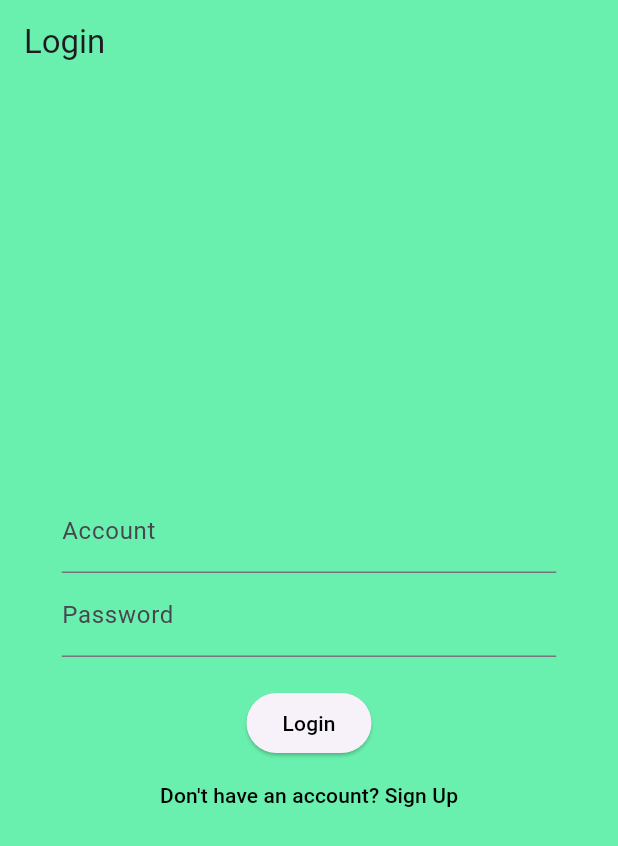
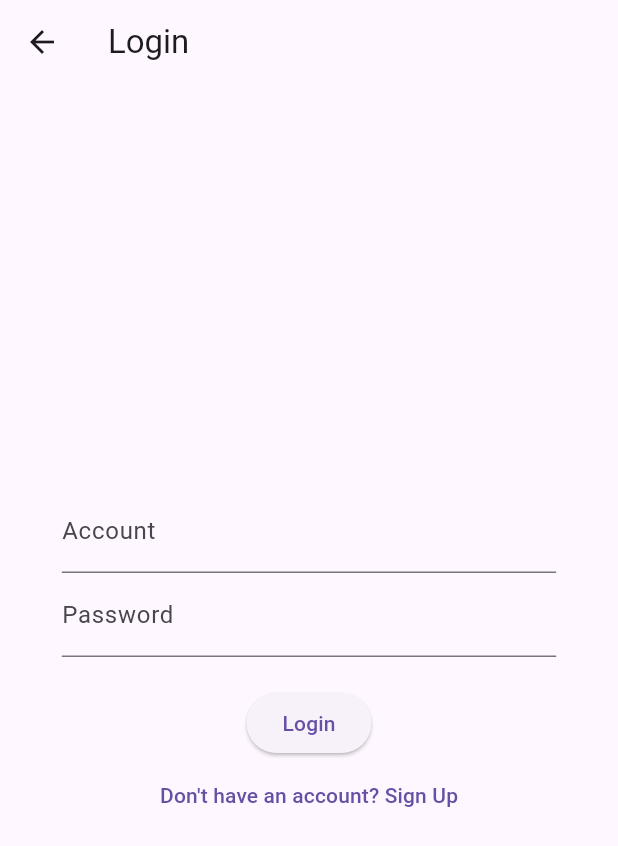
Before and after one commit to BassemWael/flutter-intern, a Flutter app: the LoginScreen screen opened by its route, on a phone screen of 412 x 824 dp. Shown: the top 846 px of the screen. Run offline on Flutter 3.47's test engine with Material 3 defaults, Android fonts, the phone set to English and light mode, and no system bars; our stand-ins replace cloud_firestore, file_picker, firebase_auth, firebase_core, firebase_crashlytics, firebase_storage and 3 more; missing offline and left inert: image_network; accounts and stored records are empty.

Commit message:
theming done

```diff
--- /dev/null
+++ b/project/lib/Classes/theme.dart
@@ -0,0 +1,29 @@
+import 'package:flutter/material.dart';
+import 'package:hive/hive.dart';
+
+class ThemeProvider with ChangeNotifier {
+  static const String _themeKey = 'theme';
+  Box _box;
+  ThemeData _themeData;
+
+  ThemeProvider(this._box)
+      : _themeData = _box.get(_themeKey, defaultValue: false) ? ThemeData.dark() : ThemeData.light();
+
+  ThemeData get themeData => _themeData;
+
+  bool get isDarkMode => _themeData.brightness == Brightness.dark;
+
+  void setTheme(ThemeData themeData) {
+    _themeData = themeData;
+    _box.put(_themeKey, _themeData.brightness == Brightness.dark);
+    notifyListeners();
+  }
+
+  void toggleTheme() {
+    if (_themeData.brightness == Brightness.dark) {
+      setTheme(ThemeData.light());
+    } else {
+      setTheme(ThemeData.dark());
+    }
+  }
+}
--- a/project/lib/Screens/login.dart
+++ b/project/lib/Screens/login.dart
@@ -3,7 +3,6 @@ import 'package:project/Classes/firebase-auth.dart';
 import 'package:project/Screens/profile.dart';
 import 'package:project/Screens/signup.dart';
 import 'package:provider/provider.dart';
-
 
 class LoginScreen extends StatefulWidget {
   const LoginScreen({super.key});
@@ -34,7 +33,9 @@ class _LoginScreenState extends State<LoginScreen> {
     if (user != null) {
       Navigator.pushReplacement(
         context,
-        MaterialPageRoute(builder: (context) => ProfilePage(email: _accountController.text)),
+        MaterialPageRoute(
+          builder: (context) => ProfilePage(email: _accountController.text),
+        ),
       );
     } else {
       ScaffoldMessenger.of(context).showSnackBar(
@@ -43,15 +44,13 @@ class _LoginScreenState extends State<LoginScreen> {
     }
   }
 
+  @override
   Widget build(BuildContext context) {
     final screenWidth = MediaQuery.of(context).size.width;
     final inputWidth = screenWidth * 0.8;
     return Scaffold(
-      backgroundColor: Colors.greenAccent,
       appBar: AppBar(
         title: const Text('Login'),
-        automaticallyImplyLeading: false,
-        backgroundColor: Colors.greenAccent,
       ),
       body: Padding(
         padding: const EdgeInsets.all(16.0),
@@ -77,19 +76,13 @@ class _LoginScreenState extends State<LoginScreen> {
               const SizedBox(height: 20),
               ElevatedButton(
                 onPressed: _login,
-                child: const Text(
-                  'Login',
-                  style: TextStyle(color: Colors.black),
-                ),
+                child: const Text('Login'),
               ),
               TextButton(
                 onPressed: () {
                   Navigator.pushNamed(context, SignUpScreen.routename);
                 },
-                child: const Text(
-                  'Don\'t have an account? Sign Up',
-                  style: TextStyle(color: Colors.black),
-                ),
+                child: const Text('Don\'t have an account? Sign Up'),
               ),
             ],
           ),
--- a/project/lib/Screens/update.dart
+++ b/project/lib/Screens/update.dart
@@ -1,6 +1,7 @@
 import 'package:flutter/material.dart';
 import 'package:firebase_auth/firebase_auth.dart';
 import 'package:project/Classes/firestore.dart';
+import 'package:project/Classes/theme.dart';
 import 'package:provider/provider.dart';
 
 class UpdateProfileScreen extends StatefulWidget {
@@ -69,6 +70,8 @@ class _UpdateProfileScreenState extends State<UpdateProfileScreen> {
 
   @override
   Widget build(BuildContext context) {
+    return Consumer<ThemeProvider>(
+      builder: (context, themeProvider, child) {
         return Scaffold(
           appBar: AppBar(title: const Text('Update Profile')),
           body: Padding(
@@ -98,5 +101,7 @@ class _UpdateProfileScreenState extends State<UpdateProfileScreen> {
             ),
           ),
         );
+      },
+    );
   }
 }
--- a/project/pubspec.yaml
+++ b/project/pubspec.yaml
@@ -44,6 +44,8 @@ dependencies:
   firebase_crashlytics:
   file_picker: ^8.0.6
   image_network: ^2.5.6
+  hive:
+  hive_flutter:
 dev_dependencies:
   flutter_test:
     sdk: flutter
```
Also changed, not shown: project/lib/Screens/homescreen.dart (+25 -18 lines), project/lib/Screens/signup.dart (+6 -4 lines), project/lib/main.dart (+21 -8 lines), project/lib/utils/themes.dart (added, +48 -0 lines), project/pubspec.lock, 1 other file. Lines whose indentation alone changed are shown as unchanged.
